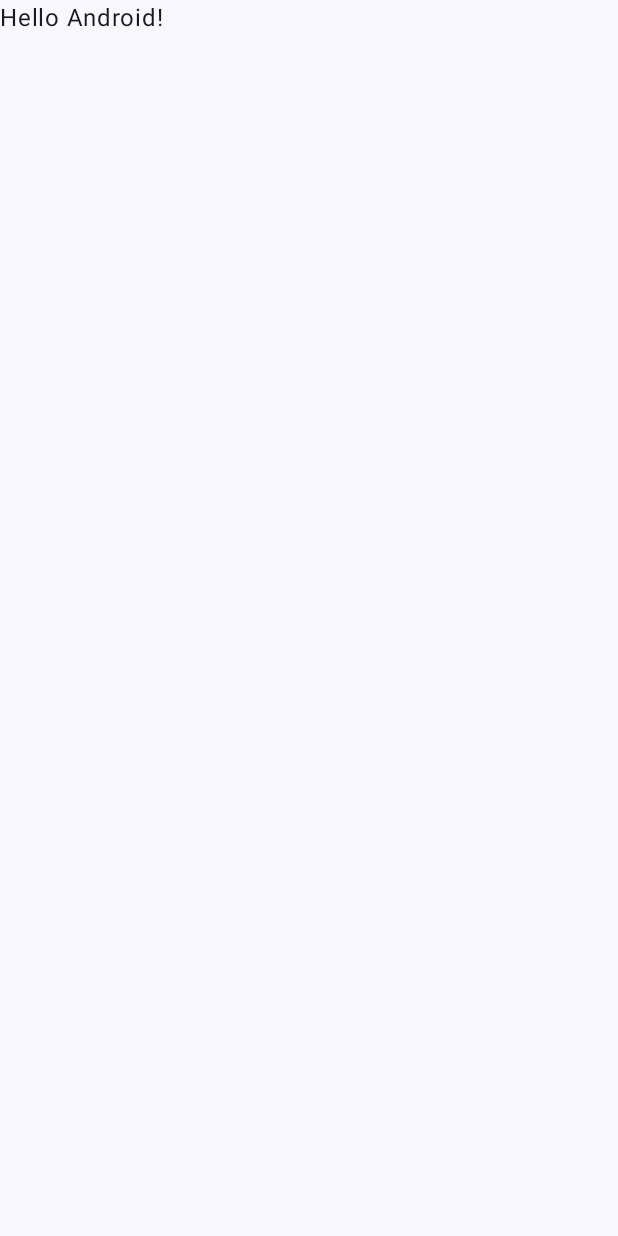
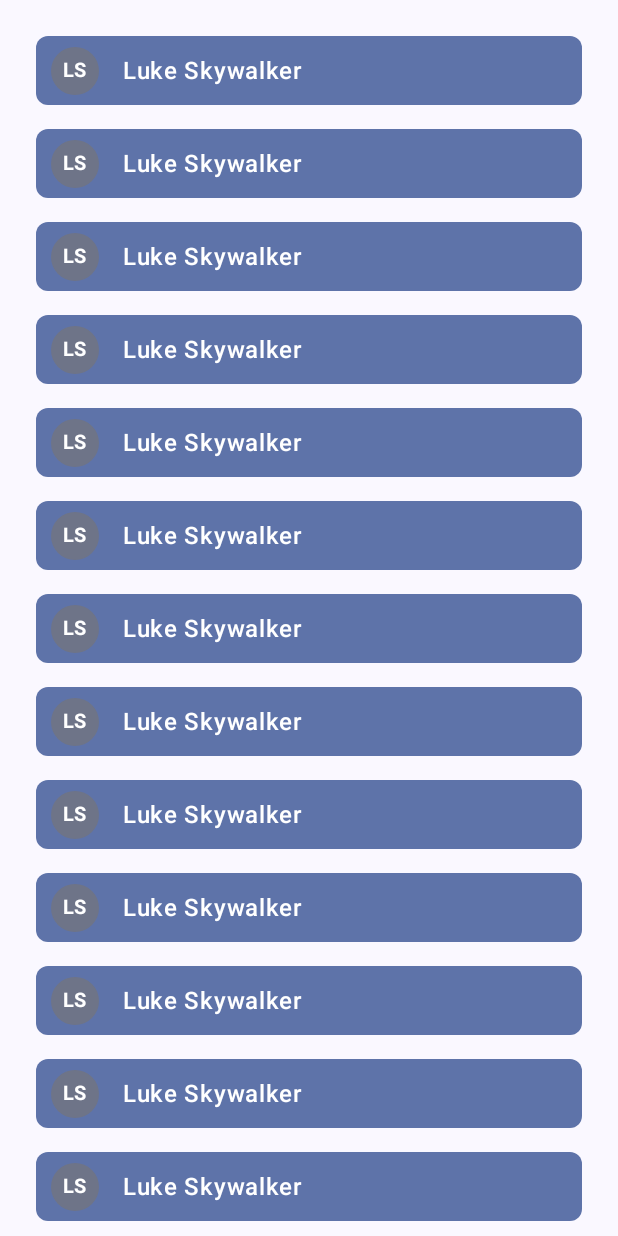
Before and after one commit to MelvinKucuk/galactic-guide, an Android app built with Jetpack Compose: the screen it shows after launch (MainActivity), on a phone screen of 412 x 824 dp. Before the commit the screen is almost empty. Run offline under Robolectric (Android 15) with nearby library versions, the phone set to English and light mode, and no system bars; our stand-ins replace Dagger/Hilt's generated code.

Commit message:
Create home screen UI

```diff
--- a/app/src/main/java/com/melvin/galacticguide/MainActivity.kt
+++ b/app/src/main/java/com/melvin/galacticguide/MainActivity.kt
@@ -6,10 +6,8 @@ import androidx.activity.compose.setContent
 import androidx.compose.foundation.layout.fillMaxSize
 import androidx.compose.material3.MaterialTheme
 import androidx.compose.material3.Surface
-import androidx.compose.material3.Text
-import androidx.compose.runtime.Composable
 import androidx.compose.ui.Modifier
-import androidx.compose.ui.tooling.preview.Preview
+import com.melvin.galacticguide.guide.presentation.home.HomeScreen
 import com.melvin.galacticguide.ui.theme.GalacticGuideTheme
 
 class MainActivity : ComponentActivity() {
@@ -17,30 +15,13 @@ class MainActivity : ComponentActivity() {
         super.onCreate(savedInstanceState)
         setContent {
             GalacticGuideTheme {
-                // A surface container using the 'background' color from the theme
                 Surface(
                     modifier = Modifier.fillMaxSize(),
                     color = MaterialTheme.colorScheme.background
                 ) {
-                    Greeting("Android")
+                    HomeScreen()
                 }
             }
         }
     }
 }
-
-@Composable
-fun Greeting(name: String, modifier: Modifier = Modifier) {
-    Text(
-        text = "Hello $name!",
-        modifier = modifier
-    )
-}
-
-@Preview(showBackground = true)
-@Composable
-fun GreetingPreview() {
-    GalacticGuideTheme {
-        Greeting("Android")
-    }
-}
--- /dev/null
+++ b/app/src/main/java/com/melvin/galacticguide/guide/presentation/component/CharacterInitials.kt
@@ -0,0 +1,43 @@
+package com.melvin.galacticguide.guide.presentation.component
+
+import androidx.compose.foundation.background
+import androidx.compose.foundation.layout.Box
+import androidx.compose.foundation.layout.size
+import androidx.compose.foundation.shape.CircleShape
+import androidx.compose.material3.MaterialTheme
+import androidx.compose.material3.Text
+import androidx.compose.runtime.Composable
+import androidx.compose.ui.Alignment
+import androidx.compose.ui.Modifier
+import androidx.compose.ui.draw.clip
+import androidx.compose.ui.text.font.FontWeight
+import androidx.compose.ui.tooling.preview.Preview
+import androidx.compose.ui.unit.dp
+import androidx.compose.ui.unit.sp
+
+@Composable
+fun VisitorInitials(
+    text: String,
+    modifier: Modifier = Modifier,
+) {
+    Box(
+        modifier = modifier
+            .size(32.dp)
+            .clip(CircleShape)
+            .background(MaterialTheme.colorScheme.secondaryContainer),
+        contentAlignment = Alignment.Center
+    ) {
+        Text(
+            text = text,
+            fontSize = 13.sp,
+            fontWeight = FontWeight.Bold,
+            color = MaterialTheme.colorScheme.onSecondaryContainer
+        )
+    }
+}
+
+@Preview
+@Composable
+fun ProfileButtonPreview() {
+    VisitorInitials(text = "MK")
+}
--- /dev/null
+++ b/app/src/main/java/com/melvin/galacticguide/guide/presentation/component/CharacterRow.kt
@@ -0,0 +1,67 @@
+package com.melvin.galacticguide.guide.presentation.component
+
+import androidx.compose.foundation.background
+import androidx.compose.foundation.clickable
+import androidx.compose.foundation.layout.Box
+import androidx.compose.foundation.layout.Row
+import androidx.compose.foundation.layout.fillMaxSize
+import androidx.compose.foundation.layout.fillMaxWidth
+import androidx.compose.foundation.layout.height
+import androidx.compose.foundation.layout.padding
+import androidx.compose.foundation.shape.RoundedCornerShape
+import androidx.compose.material3.MaterialTheme
+import androidx.compose.material3.Text
+import androidx.compose.runtime.Composable
+import androidx.compose.ui.Alignment
+import androidx.compose.ui.Modifier
+import androidx.compose.ui.draw.clip
+import androidx.compose.ui.text.font.FontWeight
+import androidx.compose.ui.tooling.preview.Preview
+import androidx.compose.ui.unit.dp
+import androidx.compose.ui.unit.sp
+
+@Composable
+fun CharacterRow(
+    name: String,
+    initials: String,
+    modifier: Modifier = Modifier,
+    onClick: () -> Unit,
+) {
+    Box(
+        modifier = modifier
+            .height(46.dp)
+            .fillMaxWidth()
+            .padding(horizontal = 24.dp)
+            .clip(RoundedCornerShape(8.dp))
+            .background(MaterialTheme.colorScheme.primaryContainer)
+            .clickable {
+                onClick()
+            }
+    ) {
+        Row(
+            modifier = Modifier
+                .fillMaxSize()
+                .padding(start = 10.dp, end = 16.dp),
+            verticalAlignment = Alignment.CenterVertically
+        ) {
+            VisitorInitials(initials)
+
+            Text(
+                modifier = Modifier.padding(start = 16.dp),
+                text = name,
+                color = MaterialTheme.colorScheme.onPrimaryContainer,
+                fontWeight = FontWeight.Medium,
+                fontSize = 16.sp
+            )
+        }
+    }
+}
+
+@Preview
+@Composable
+fun VisitorRowPreview() {
+    CharacterRow(
+        name = "Luke Skywalker",
+        initials = "LS"
+    ) {}
+}
--- /dev/null
+++ b/app/src/main/java/com/melvin/galacticguide/guide/presentation/home/HomeScreen.kt
@@ -0,0 +1,38 @@
+package com.melvin.galacticguide.guide.presentation.home
+
+import androidx.compose.foundation.layout.Arrangement
+import androidx.compose.foundation.layout.PaddingValues
+import androidx.compose.foundation.layout.fillMaxSize
+import androidx.compose.foundation.layout.padding
+import androidx.compose.foundation.lazy.LazyColumn
+import androidx.compose.material3.Scaffold
+import androidx.compose.runtime.Composable
+import androidx.compose.ui.Modifier
+import androidx.compose.ui.tooling.preview.Preview
+import androidx.compose.ui.unit.dp
+import com.melvin.galacticguide.guide.presentation.component.CharacterRow
+
+@Composable
+fun HomeScreen() {
+    Scaffold(
+        modifier = Modifier.fillMaxSize()
+    ) { padding ->
+        LazyColumn(
+            modifier = Modifier.padding(padding),
+            verticalArrangement = Arrangement.spacedBy(16.dp),
+            contentPadding = PaddingValues(vertical = 24.dp)
+        ) {
+            items(20) {
+                CharacterRow(name = "Luke Skywalker", initials = "LS") {
+
+                }
+            }
+        }
+    }
+}
+
+@Preview
+@Composable
+private fun HomeScreenPreview() {
+    HomeScreen()
+}
--- a/app/src/main/java/com/melvin/galacticguide/ui/theme/Theme.kt
+++ b/app/src/main/java/com/melvin/galacticguide/ui/theme/Theme.kt
@@ -25,16 +25,6 @@ private val LightColorScheme = lightColorScheme(
     primary = Purple40,
     secondary = PurpleGrey40,
     tertiary = Pink40
-
-    /* Other default colors to override
-    background = Color(0xFFFFFBFE),
-    surface = Color(0xFFFFFBFE),
-    onPrimary = Color.White,
-    onSecondary = Color.White,
-    onTertiary = Color.White,
-    onBackground = Color(0xFF1C1B1F),
-    onSurface = Color(0xFF1C1B1F),
-    */
 )
 
 @Composable
--- a/app/src/main/java/com/melvin/galacticguide/ui/theme/Type.kt
+++ b/app/src/main/java/com/melvin/galacticguide/ui/theme/Type.kt
@@ -14,8 +14,7 @@ val Typography = Typography(
         fontSize = 16.sp,
         lineHeight = 24.sp,
         letterSpacing = 0.5.sp
-    )
-    /* Other default text styles to override
+    ),
     titleLarge = TextStyle(
         fontFamily = FontFamily.Default,
         fontWeight = FontWeight.Normal,
@@ -30,5 +29,4 @@ val Typography = Typography(
         lineHeight = 16.sp,
         letterSpacing = 0.5.sp
     )
-    */
 )
--- a/gradle/libs.versions.toml
+++ b/gradle/libs.versions.toml
@@ -13,6 +13,7 @@ hiltCompiler = "1.2.0"
 loggingInterceptor = "4.11.0"
 moshiKotlin = "1.14.0"
 retrofit = "2.10.0"
+androidPaging = "3.2.1"
 
 [libraries]
 androidx-core-ktx = { group = "androidx.core", name = "core-ktx", version.ref = "coreKtx" }
@@ -36,6 +37,8 @@ logging-interceptor = { module = "com.squareup.okhttp3:logging-interceptor", ver
 moshi-kotlin = { module = "com.squareup.moshi:moshi-kotlin", version.ref = "moshiKotlin" }
 retrofit = { module = "com.squareup.retrofit2:retrofit", version.ref = "retrofit" }
 converter-moshi = { module = "com.squareup.retrofit2:converter-moshi", version.ref = "retrofit" }
+androidx-paging = { module = "androidx.paging:paging-runtime-ktx", version.ref = "androidPaging" }
+androidx-paging-compose = { module = "androidx.paging:paging-compose", version.ref = "androidPaging" }
 
 [plugins]
 androidApplication = { id = "com.android.application", version.ref = "agp" }
```
Also changed, not shown: app/src/main/java/com/melvin/galacticguide/guide/domain/Character.kt (added, +15 -0 lines), app/src/main/java/com/melvin/galacticguide/guide/domain/GetInitials.kt (added, +14 -0 lines), 1 other file.
